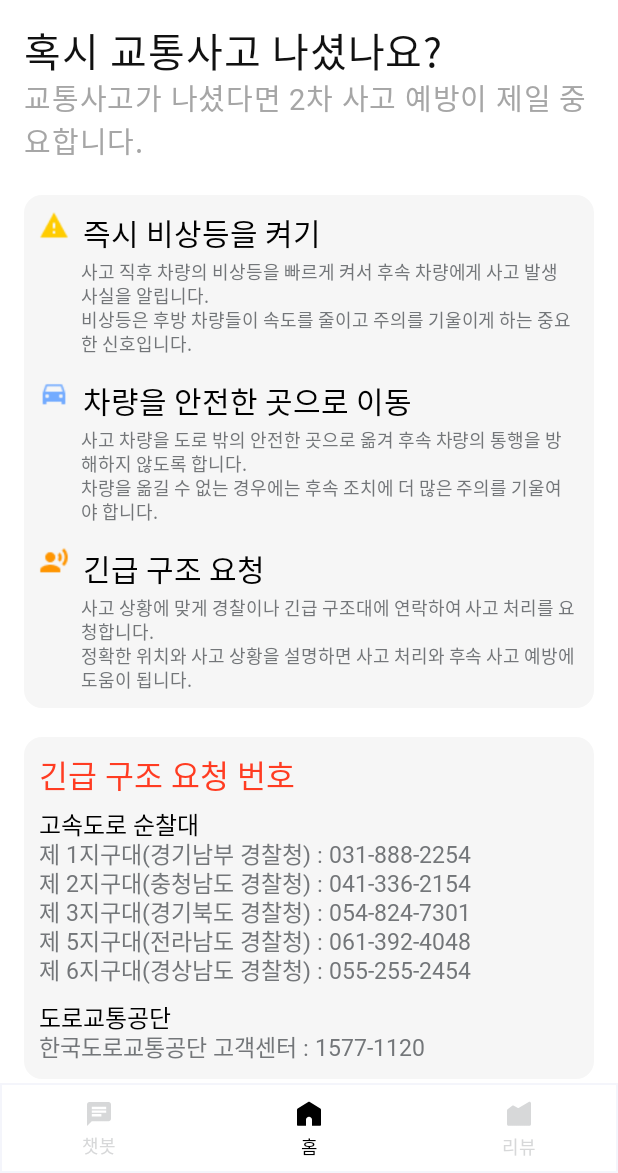
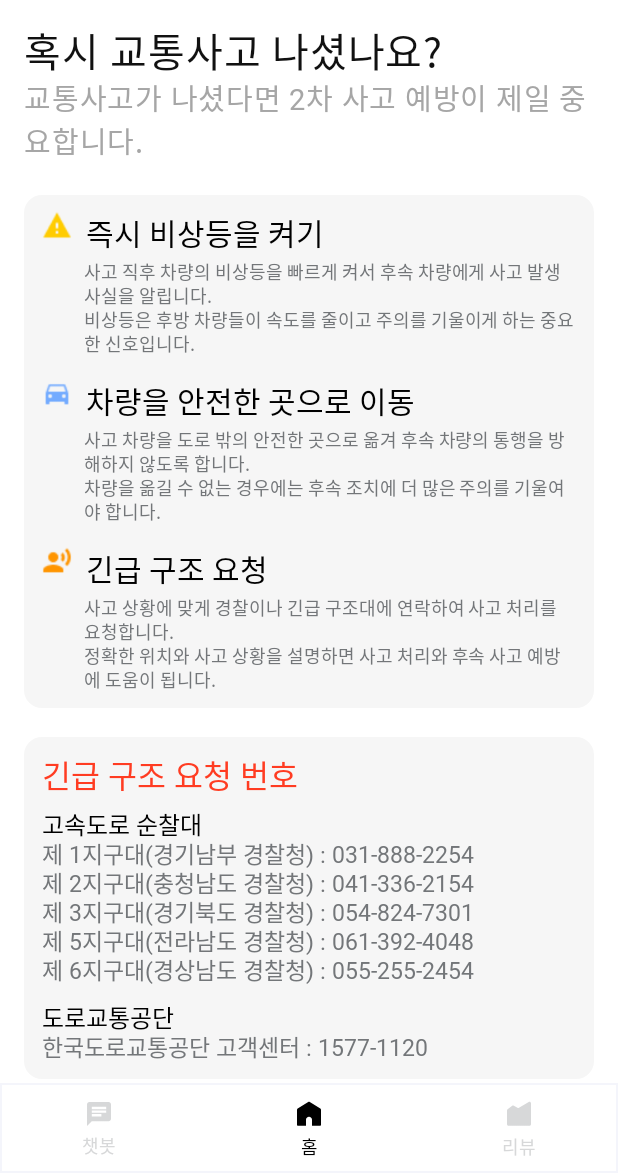
Before and after one commit to SMU-Capstone-BumperCar/BumperCar-Android, an Android app built with Jetpack Compose: the screen it shows after launch (MainActivity), on a phone screen of 412 x 824 dp, the part 63-1236 px from its top. Run offline under Robolectric (Android 15) with nearby library versions, the phone set to English and light mode, and no system bars; Roboto replaces fonts that are not available here.

Commit message:
feat: ContentBox의 padding h=12,v=10 으로 수정

```diff
--- a/app/src/main/java/com/example/bumpercar/component/ContentBox.kt
+++ b/app/src/main/java/com/example/bumpercar/component/ContentBox.kt
@@ -44,7 +44,7 @@ fun ContentBox(
             .clip(RoundedCornerShape(12.dp))
             .fillMaxWidth()
             .background(mainBoxBackgroundColor)
-            .padding(horizontal = 10.dp, vertical = 10.dp )
+            .padding(horizontal = 12.dp, vertical = 10.dp )
     ) {
         content()
     }
```
